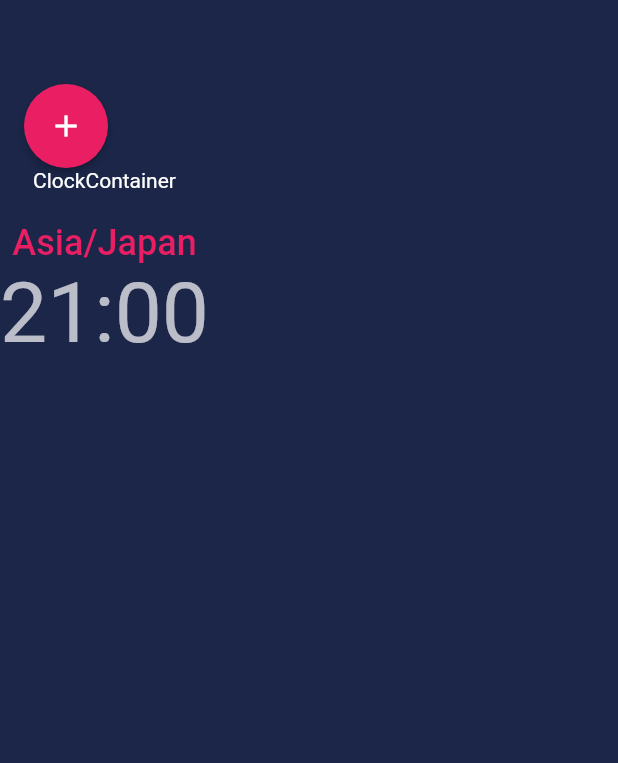
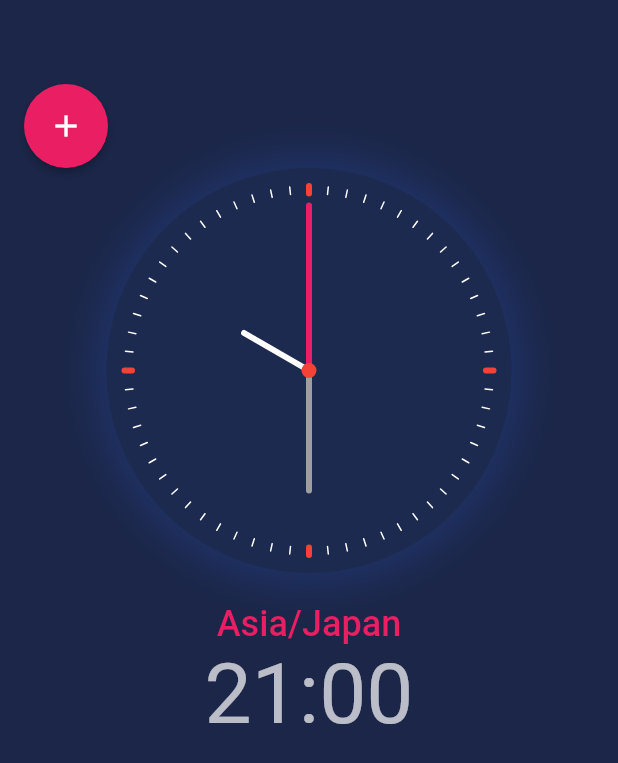
Before and after one commit to linnefromice/flutter_worldtime_clock, a Flutter app: the screen it shows after launch, on a phone screen of 412 x 824 dp. Shown: the top 763 px of the screen. Run offline on Flutter 3.47's test engine with Material 2 defaults, Android fonts, the phone set to English and light mode, and no system bars.

Commit message:
create ui for part of clock

```diff
--- a/lib/presentation/pages/clock_page.dart
+++ b/lib/presentation/pages/clock_page.dart
@@ -1,4 +1,6 @@
 import 'package:flutter/material.dart';
+import 'package:flutter_worldtime_clock/presentation/widgets/clock_container.dart';
+import 'package:flutter_worldtime_clock/presentation/widgets/clock_hands.dart';
 
 class ClockPage extends StatefulWidget {
   @override
@@ -30,7 +32,11 @@ class _State extends State<ClockPage> {
           Container(
             child: Column(
               children: [
-                Text("ClockContainer"),
+                ClockContainer(
+                  child: CustomPaint(
+                    painter: ClockHands(DateTime.now()),
+                  ),
+                ),
                 SizedBox(height: 20.0),
                 Text(
                   "Asia/Japan",
--- /dev/null
+++ b/lib/presentation/widgets/clock_container.dart
@@ -0,0 +1,48 @@
+import 'package:flutter/material.dart';
+import 'package:flutter_worldtime_clock/res/constants.dart';
+
+class ClockContainer extends StatelessWidget {
+  final Widget child;
+
+  const ClockContainer({Key? key, required this.child}) : super(key: key);
+
+  @override
+  Widget build(BuildContext context) {
+    return Stack(
+      alignment: Alignment.center,
+      children: [
+        Center(
+          child: Container( // Outer circle
+            width: 270,
+            height: 270,
+            decoration: BoxDecoration(
+              color: AppColors.darkClockBg,
+              shape: BoxShape.circle,
+              boxShadow: [
+                BoxShadow(
+                  blurRadius: 20.0,
+                  spreadRadius: 10.0,
+                  color: AppColors.clockShadow
+                )
+              ]
+            ),
+          ),
+        ),
+        Center(
+          child: this.child,
+        ),
+        Center(  // Center pin
+          child: Container(
+            width: 10.0,
+            height: 10.0,
+            decoration: BoxDecoration(
+              shape: BoxShape.circle,
+              color: Colors.red,
+            ),
+          ),
+        ),
+      ],
+    );
+  }
+
+}
```
Also changed, not shown: lib/presentation/widgets/clock_hands.dart (added, +86 -0 lines).
